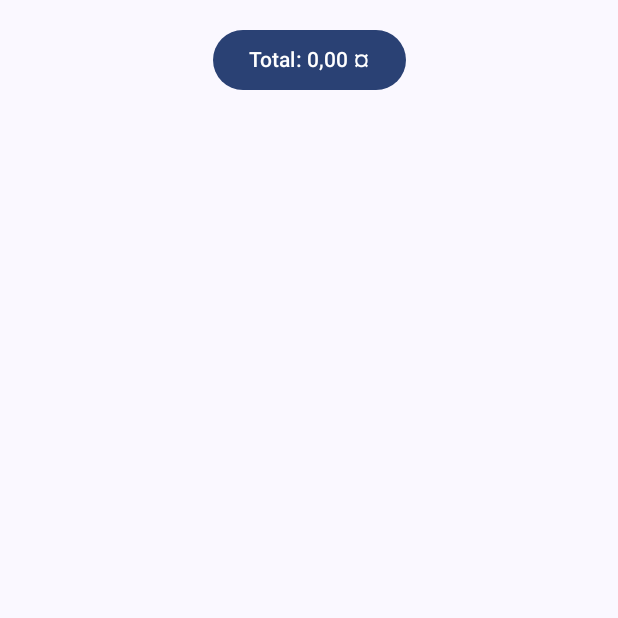
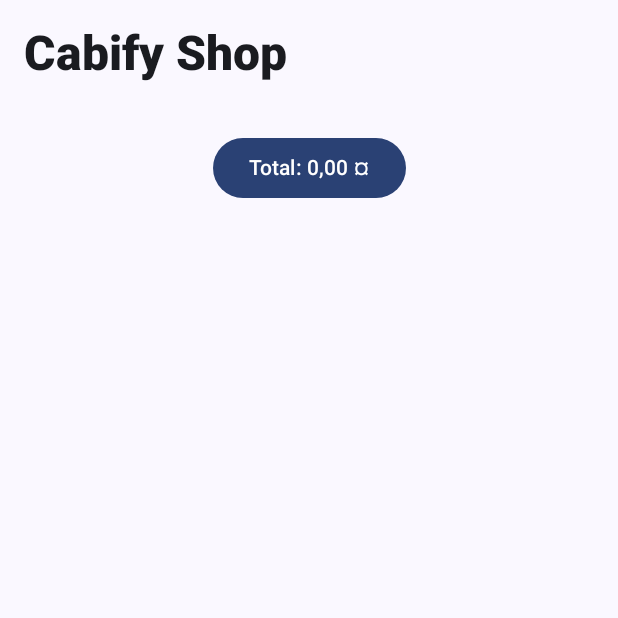
Before and after one commit to dovdtel87/products, an Android app built with Jetpack Compose: the screen it shows after launch (MainActivity), on a phone screen of 412 x 824 dp, the top half of it. Run offline under Robolectric (Android 15) with nearby library versions, the phone set to English and light mode, and no system bars; our stand-ins replace Dagger/Hilt's generated code.

Commit message:
Improves the UI

```diff
--- a/app/src/main/java/com/example/products/products/ui/list/ListProductsScreen.kt
+++ b/app/src/main/java/com/example/products/products/ui/list/ListProductsScreen.kt
@@ -71,7 +71,7 @@ fun ListProductsScreen(
 private fun ListProducts(
     products: List<Product>,
     totalPrice: Double,
-    onNavigateToCheckout: ()->Unit,
+    onNavigateToCheckout: ()-> Unit,
     onAddItem: (String) -> Unit,
     onRemoveItem: (String) -> Unit,
 ) {
@@ -82,11 +82,39 @@ private fun ListProducts(
         state = lazyListState
 
     ) {
+        item {
+            Title()
+        }
         items(products) {
             CardContent(product = it, onAddItem, onRemoveItem)
         }
         item {
+            checkoutButton(totalPrice, onNavigateToCheckout)
+        }
+    }
+}
 
+@Composable
+private fun Title(){
+    Row(
+        modifier = Modifier
+            .fillMaxWidth()
+            .padding(16.dp),
+        horizontalArrangement = Arrangement.Center,
+        verticalAlignment = Alignment.CenterVertically
+    ) {
+        Text(
+            text = stringResource(R.string.cabify_shop),
+            style = MaterialTheme.typography.headlineLarge.copy(fontWeight = FontWeight.ExtraBold),
+            modifier = Modifier.fillMaxWidth()
+        )
+    }
+}
+@Composable
+private fun checkoutButton(
+    totalPrice: Double,
+    onNavigateToCheckout: ()->Unit
+) {
     Row(
         modifier = Modifier
             .fillMaxWidth()
@@ -95,10 +123,8 @@ private fun ListProducts(
     ) {
         Button(onClick = onNavigateToCheckout) {
             Text(
-                            text =  stringResource(R.string.total_price, totalPrice.formatPriceAsEuro())
+                text = stringResource(R.string.total_price, totalPrice.formatPriceAsEuro())
             )
-                    }
-                }
         }
     }
 }
--- a/app/src/main/res/values/strings.xml
+++ b/app/src/main/res/values/strings.xml
@@ -1,4 +1,5 @@
 <resources>
     <string name="app_name">Products</string>
     <string name="total_price">Total: %s</string>
+    <string name="cabify_shop">Cabify Shop</string>
 </resources>
```
Lines whose indentation alone changed are shown as unchanged.
